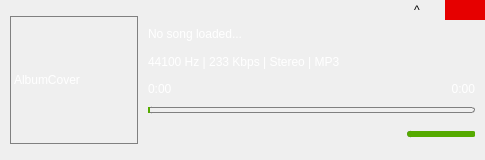
Old version of the form mainwindow.ui in the repository BLumia/pineapple-music.
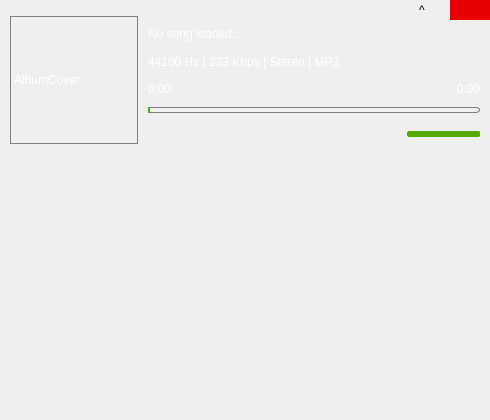
New version of the form. Icons and pictures are not drawn. Custom widgets are drawn as their Qt base class.

Diff of the .ui file:
```diff
--- a/mainwindow.ui
+++ b/mainwindow.ui
@@ -6,8 +6,8 @@
    <rect>
     <x>0</x>
     <y>0</y>
-    <width>485</width>
-    <height>160</height>
+    <width>490</width>
+    <height>420</height>
    </rect>
   </property>
   <property name="minimumSize">
@@ -106,12 +106,12 @@
      <verstretch>0</verstretch>
     </sizepolicy>
    </property>
-   <layout class="QVBoxLayout" name="verticalLayout" stretch="0">
+   <layout class="QVBoxLayout" name="verticalLayout" stretch="0,0">
     <property name="spacing">
      <number>7</number>
     </property>
     <property name="leftMargin">
-     <number>10</number>
+     <number>0</number>
     </property>
     <property name="topMargin">
      <number>0</number>
@@ -123,10 +123,41 @@
      <number>0</number>
     </property>
     <item>
+     <widget class="QFrame" name="playerFrame">
+      <property name="sizePolicy">
+       <sizepolicy hsizetype="Preferred" vsizetype="Fixed">
+        <horstretch>0</horstretch>
+        <verstretch>0</verstretch>
+       </sizepolicy>
+      </property>
+      <property name="minimumSize">
+       <size>
+        <width>0</width>
+        <height>160</height>
+       </size>
+      </property>
+      <property name="maximumSize">
+       <size>
+        <width>16777215</width>
+        <height>160</height>
+       </size>
+      </property>
      <layout class="QHBoxLayout" name="horizontalLayout" stretch="0,0">
       <property name="spacing">
        <number>10</number>
       </property>
+       <property name="leftMargin">
+        <number>10</number>
+       </property>
+       <property name="topMargin">
+        <number>0</number>
+       </property>
+       <property name="rightMargin">
+        <number>0</number>
+       </property>
+       <property name="bottomMargin">
+        <number>0</number>
+       </property>
       <item>
        <widget class="QLabel" name="coverLabel">
         <property name="sizePolicy">
@@ -529,6 +560,23 @@
        </layout>
       </item>
      </layout>
+     </widget>
+    </item>
+    <item>
+     <widget class="QWidget" name="pluginWidget" native="true">
+      <property name="sizePolicy">
+       <sizepolicy hsizetype="Preferred" vsizetype="Preferred">
+        <horstretch>0</horstretch>
+        <verstretch>0</verstretch>
+       </sizepolicy>
+      </property>
+      <property name="minimumSize">
+       <size>
+        <width>0</width>
+        <height>0</height>
+       </size>
+      </property>
+     </widget>
     </item>
    </layout>
   </widget>
```
Lines whose indentation alone changed are shown as unchanged.
